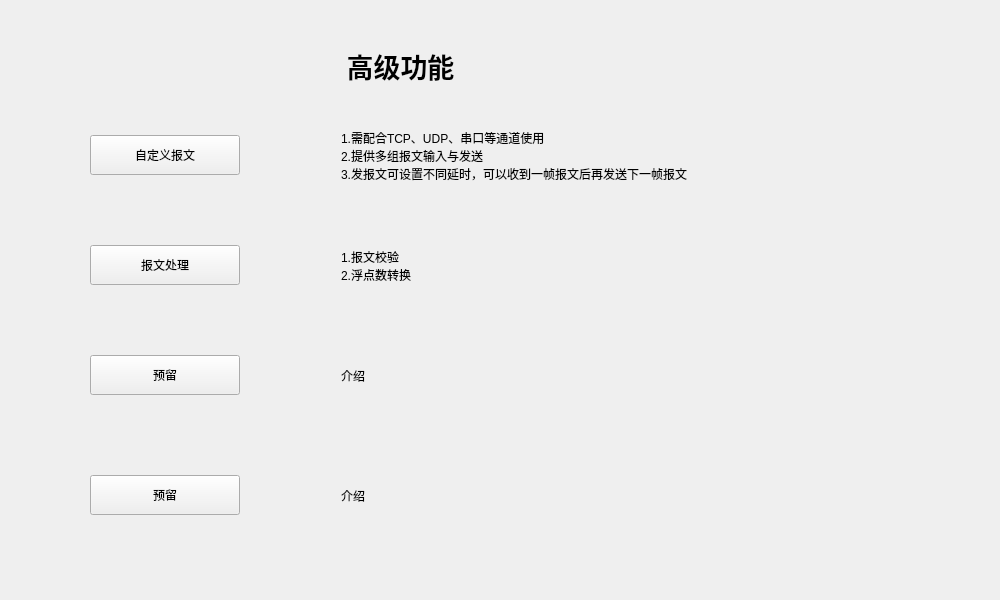
First picture: the form in form/frmfunctions.ui, repository whx110123/nettool, before the edit.
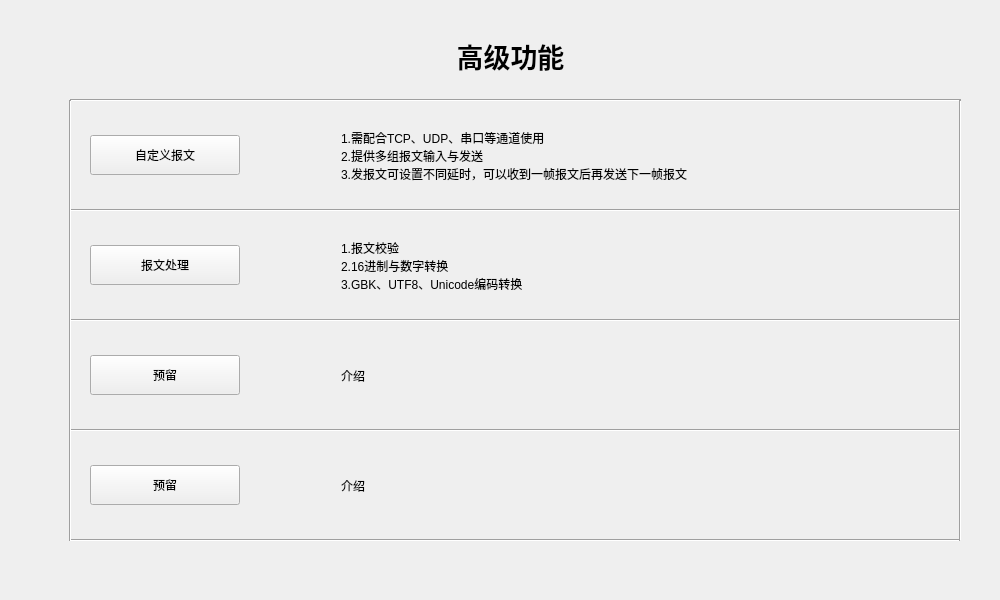
Second picture: the form after the edit.

Patch:
```diff
--- a/form/frmfunctions.ui
+++ b/form/frmfunctions.ui
@@ -16,8 +16,8 @@
   <widget class="QLabel" name="label">
    <property name="geometry">
     <rect>
-     <x>240</x>
-     <y>40</y>
+     <x>350</x>
+     <y>30</y>
      <width>321</width>
      <height>51</height>
     </rect>
@@ -89,7 +89,8 @@
       </property>
       <property name="text">
        <string>1.报文校验
-2.浮点数转换</string>
+2.16进制与数字转换
+3.GBK、UTF8、Unicode编码转换</string>
       </property>
      </widget>
     </item>
@@ -156,7 +157,7 @@
    <property name="geometry">
     <rect>
      <x>90</x>
-     <y>450</y>
+     <y>440</y>
      <width>851</width>
      <height>91</height>
     </rect>
@@ -268,6 +269,97 @@
     </item>
    </layout>
   </widget>
+  <widget class="Line" name="line">
+   <property name="geometry">
+    <rect>
+     <x>70</x>
+     <y>200</y>
+     <width>891</width>
+     <height>21</height>
+    </rect>
+   </property>
+   <property name="orientation">
+    <enum>Qt::Horizontal</enum>
+   </property>
+  </widget>
+  <widget class="Line" name="line_2">
+   <property name="geometry">
+    <rect>
+     <x>70</x>
+     <y>310</y>
+     <width>891</width>
+     <height>21</height>
+    </rect>
+   </property>
+   <property name="orientation">
+    <enum>Qt::Horizontal</enum>
+   </property>
+  </widget>
+  <widget class="Line" name="line_3">
+   <property name="geometry">
+    <rect>
+     <x>70</x>
+     <y>420</y>
+     <width>891</width>
+     <height>21</height>
+    </rect>
+   </property>
+   <property name="orientation">
+    <enum>Qt::Horizontal</enum>
+   </property>
+  </widget>
+  <widget class="Line" name="line_4">
+   <property name="geometry">
+    <rect>
+     <x>70</x>
+     <y>530</y>
+     <width>891</width>
+     <height>21</height>
+    </rect>
+   </property>
+   <property name="orientation">
+    <enum>Qt::Horizontal</enum>
+   </property>
+  </widget>
+  <widget class="Line" name="line_5">
+   <property name="geometry">
+    <rect>
+     <x>70</x>
+     <y>90</y>
+     <width>891</width>
+     <height>21</height>
+    </rect>
+   </property>
+   <property name="orientation">
+    <enum>Qt::Horizontal</enum>
+   </property>
+  </widget>
+  <widget class="Line" name="line_6">
+   <property name="geometry">
+    <rect>
+     <x>60</x>
+     <y>100</y>
+     <width>20</width>
+     <height>441</height>
+    </rect>
+   </property>
+   <property name="orientation">
+    <enum>Qt::Vertical</enum>
+   </property>
+  </widget>
+  <widget class="Line" name="line_7">
+   <property name="geometry">
+    <rect>
+     <x>950</x>
+     <y>100</y>
+     <width>20</width>
+     <height>441</height>
+    </rect>
+   </property>
+   <property name="orientation">
+    <enum>Qt::Vertical</enum>
+   </property>
+  </widget>
  </widget>
  <resources/>
  <connections/>
```
